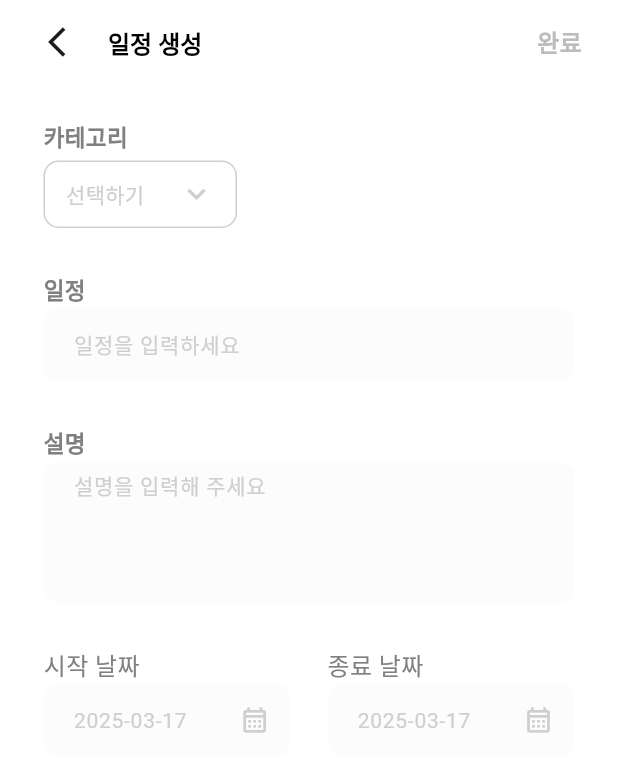
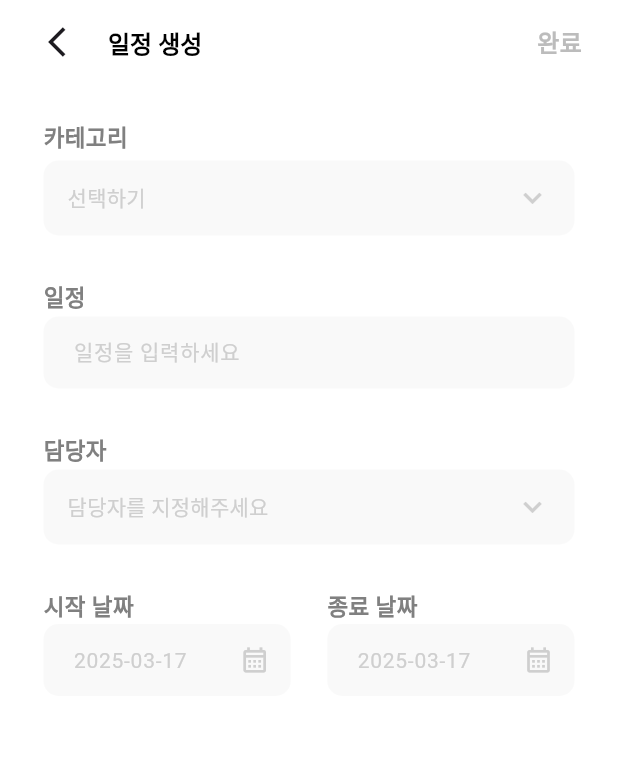
Before and after one commit to peep-todo/peep-todo-frontend, a Flutter app: the AddSchedule screen opened by its route, on a phone screen of 412 x 824 dp. Shown: the top 772 px of the screen. Run offline on Flutter 3.47's test engine with Material 3 defaults, Android fonts, the phone set to English and light mode, and no system bars; drawn by our look-alikes of dropdown_button2; our stand-ins replace dotted_border, flutter_svg, get, lottie, pie_chart, share_plus and 1 more; Roboto replaces fonts that are missing (SFPro).

Commit message:
fix: 일정생성 구분 요청사항 수정

```diff
--- a/todo_peep/lib/controllers/team_task_controller.dart
+++ b/todo_peep/lib/controllers/team_task_controller.dart
@@ -4,7 +4,7 @@ import 'package:intl/intl.dart';
 class TeamTaskController extends GetxController {
   RxString category = "".obs;
   RxString schedule = "".obs;
-  RxString description = "".obs;
+  RxString assignedTo = "".obs;
   RxString start = ''.obs;
   RxString end = ''.obs;
   RxBool allFinish = false.obs;
@@ -23,7 +23,7 @@ class TeamTaskController extends GetxController {
   void initializeProject() {
     category = "".obs;
     schedule = "".obs;
-    description = "".obs;
+    assignedTo = "".obs;
     start = "".obs;
     end = "".obs;
     allFinish = false.obs;
@@ -55,15 +55,15 @@ class TeamTaskController extends GetxController {
     allFinished();
   }
 
-  void onDescriptionChanged(String value) {
-    description(value);
+  void onAssignedToChanged(String value) {
+    assignedTo(value);
     allFinished();
   }
 
   void allFinished() {
     if (category != ''.obs &&
         schedule != ''.obs &&
-        description != ''.obs &&
+        assignedTo != ''.obs &&
         start != ''.obs &&
         end != ''.obs) {
       allFinish(true);
--- a/todo_peep/lib/screens/team/add_schedule.dart
+++ b/todo_peep/lib/screens/team/add_schedule.dart
@@ -9,6 +9,7 @@ class AddSchedule extends GetView<TeamTaskController> {
   AddSchedule({super.key});
 
   final List<String> items = ['frontend', 'backend', 'design'];
+  final List<String> assignedTo = ['임유나', '김효진', '최수진'];
 
   String? getToday() {
     DateTime now = DateTime.now();
@@ -98,14 +99,10 @@ class AddSchedule extends GetView<TeamTaskController> {
                     ),
                     const SizedBox(height: 6),
                     Container(
-                      padding: const EdgeInsets.symmetric(
-                          horizontal: 12, vertical: 0), // 내부 여백
+                      width: screenWidth,
                       decoration: BoxDecoration(
-                        border: Border.all(
-                          color: const Color(0xffcfcfcf), // 보더 색상
-                          width: 1.0, // 보더 두께
-                        ),
-                        borderRadius: BorderRadius.circular(10), // 둥근 모서리
+                        borderRadius: BorderRadius.circular(10),
+                        color: const Color(0xffF4F4F4).withOpacity(0.5),
                       ),
                       child: DropdownButtonHideUnderline(
                         child: DropdownButton2<String>(
@@ -140,16 +137,27 @@ class AddSchedule extends GetView<TeamTaskController> {
                             color: Color(0xffcfcfcf),
                           )),
                           buttonStyleData: ButtonStyleData(
-                            padding: const EdgeInsets.symmetric(horizontal: 2),
-                            height: 43,
-                            width: screenWidth * 0.25,
+                            padding: const EdgeInsets.symmetric(horizontal: 16),
+                            height: 50,
+                            width: screenWidth * 0.3,
                           ),
                           menuItemStyleData: const MenuItemStyleData(
-                            height: 40,
+                            height: 48,
+                            padding: EdgeInsets.only(left: 16),
                           ),
-                          dropdownStyleData: const DropdownStyleData(
+                          dropdownStyleData: DropdownStyleData(
+                            padding: const EdgeInsets.symmetric(horizontal: 0),
                             decoration: BoxDecoration(
                               color: Colors.white,
+                              borderRadius: BorderRadius.circular(10),
+                              boxShadow: [
+                                BoxShadow(
+                                  color:
+                                      const Color(0xff000000).withOpacity(0.12),
+                                  offset: const Offset(0, 0),
+                                  blurRadius: 20,
+                                )
+                              ],
                             ),
                           ),
                         ),
@@ -176,7 +184,7 @@ class AddSchedule extends GetView<TeamTaskController> {
                           color: Color(0xffcfcfcf),
                         ),
                         filled: true,
-                        fillColor: const Color(0xfffcfcfc),
+                        fillColor: const Color(0xffF4F4F4).withOpacity(0.5),
                         border: OutlineInputBorder(
                           borderRadius: BorderRadius.circular(10),
                           borderSide: BorderSide.none,
@@ -189,7 +197,7 @@ class AddSchedule extends GetView<TeamTaskController> {
                     ),
                     const SizedBox(height: 30),
                     const Text(
-                      "설명",
+                      "담당자",
                       style: TextStyle(
                         fontSize: 15,
                         fontWeight: FontWeight.bold,
@@ -197,29 +205,86 @@ class AddSchedule extends GetView<TeamTaskController> {
                       ),
                     ),
                     const SizedBox(height: 3),
-                    TextField(
-                      controller: descriptionController,
-                      decoration: InputDecoration(
-                        contentPadding: const EdgeInsets.fromLTRB(16, 10, 0, 0),
-                        hintText: "설명을 입력해 주세요",
-                        hintStyle: const TextStyle(
+                    Container(
+                      width: screenWidth,
+                      decoration: BoxDecoration(
+                        borderRadius: BorderRadius.circular(10),
+                        color: const Color(0xffF4F4F4).withOpacity(0.5),
+                      ),
+                      child: DropdownButtonHideUnderline(
+                        child: DropdownButton2<String>(
+                          isExpanded: true,
+                          hint: const Text(
+                            '담당자를 지정해주세요',
+                            style: TextStyle(
                               fontSize: 14,
-                          fontWeight: FontWeight.w400,
                               color: Color(0xffcfcfcf),
                             ),
-                        filled: true,
-                        fillColor: const Color(0xfffcfcfc),
-                        border: OutlineInputBorder(
-                          borderRadius: BorderRadius.circular(10),
-                          borderSide: BorderSide.none,
+                          ),
+                          items: assignedTo
+                              .map((String item) => DropdownMenuItem<String>(
+                                    value: item,
+                                    child: Row(
+                                      children: [
+                                        Container(
+                                          width: 32,
+                                          height: 32,
+                                          decoration: BoxDecoration(
+                                            color: const Color.fromARGB(
+                                                255, 169, 164, 150),
+                                            shape: BoxShape.circle,
+                                            border:
+                                                Border.all(color: Colors.white),
                                           ),
                                         ),
+                                        const SizedBox(width: 12),
+                                        Text(
+                                          item,
                                           style: const TextStyle(
                                             fontSize: 14,
                                           ),
-                      keyboardType: TextInputType.multiline,
-                      maxLines: 4,
-                      onChanged: controller.onDescriptionChanged,
+                                        )
+                                      ],
+                                    ),
+                                  ))
+                              .toList(),
+                          value: controller.assignedTo.value.isEmpty
+                              ? null
+                              : controller.assignedTo.value,
+                          onChanged: (String? value) {
+                            controller.onAssignedToChanged(value!);
+                          },
+                          iconStyleData: const IconStyleData(
+                              icon: Icon(
+                            Icons.keyboard_arrow_down,
+                            color: Color(0xffcfcfcf),
+                          )),
+                          buttonStyleData: ButtonStyleData(
+                            padding: const EdgeInsets.symmetric(horizontal: 16),
+                            height: 50,
+                            width: screenWidth * 0.3,
+                          ),
+                          menuItemStyleData: const MenuItemStyleData(
+                            padding: EdgeInsets.fromLTRB(16, 8, 0, 8),
+                          ),
+                          dropdownStyleData: DropdownStyleData(
+                            padding: const EdgeInsets.symmetric(
+                                horizontal: 0, vertical: 8),
+                            decoration: BoxDecoration(
+                              color: Colors.white,
+                              borderRadius: BorderRadius.circular(10),
+                              boxShadow: [
+                                BoxShadow(
+                                  color:
+                                      const Color(0xff000000).withOpacity(0.12),
+                                  offset: const Offset(0, 0),
+                                  blurRadius: 20,
+                                )
+                              ],
+                            ),
+                          ),
+                        ),
+                      ),
                     ),
                     const SizedBox(height: 30),
                     Row(
@@ -231,8 +296,8 @@ class AddSchedule extends GetView<TeamTaskController> {
                             const Text(
                               "시작 날짜",
                               style: TextStyle(
-                                fontSize: 16,
-                                fontWeight: FontWeight.w500,
+                                fontSize: 15,
+                                fontWeight: FontWeight.bold,
                                 color: Color(0xff808080),
                               ),
                             ),
@@ -250,7 +315,8 @@ class AddSchedule extends GetView<TeamTaskController> {
                                       color: Color(0xffcfcfcf),
                                     ),
                                     filled: true,
-                                    fillColor: const Color(0xfffcfcfc),
+                                    fillColor: const Color(0xffF4F4F4)
+                                        .withOpacity(0.5),
                                     border: OutlineInputBorder(
                                       borderRadius: BorderRadius.circular(10),
                                       borderSide: BorderSide.none,
@@ -307,8 +373,8 @@ class AddSchedule extends GetView<TeamTaskController> {
                             const Text(
                               "종료 날짜",
                               style: TextStyle(
-                                fontSize: 16,
-                                fontWeight: FontWeight.w500,
+                                fontSize: 15,
+                                fontWeight: FontWeight.bold,
                                 color: Color(0xff808080),
                               ),
                             ),
@@ -326,7 +392,8 @@ class AddSchedule extends GetView<TeamTaskController> {
                                       color: Color(0xffcfcfcf),
                                     ),
                                     filled: true,
-                                    fillColor: const Color(0xfffcfcfc),
+                                    fillColor: const Color(0xffF4F4F4)
+                                        .withOpacity(0.5),
                                     border: OutlineInputBorder(
                                       borderRadius: BorderRadius.circular(10),
                                       borderSide: BorderSide.none,
--- a/todo_peep/lib/screens/team/team_detail.dart
+++ b/todo_peep/lib/screens/team/team_detail.dart
@@ -14,20 +14,20 @@ class TeamDetail extends StatelessWidget {
     var screenWidth = MediaQuery.of(context).size.width;
     var screenHeight = MediaQuery.of(context).size.height;
 
-    final Map<String, dynamic> teamData = Get.arguments as Map<String, dynamic>;
+    //final Map<String, dynamic> teamData = Get.arguments as Map<String, dynamic>;
 
-    // final Map<String, dynamic> teamData = {
-    //   'category': '',
-    //   'teamName': "",
-    //   'type': "Type.team",
-    //   'startDate': "controller.start.toString()",
-    //   'endDate': "controller.end.toString()",
-    //   'startTime': '',
-    //   'endTime': '',
-    //   'description': "controller.description.toString()",
-    //   'color': '',
-    //   'isChecked': false,
-    // };
+    final Map<String, dynamic> teamData = {
+      'category': '',
+      'teamName': "",
+      'type': "Type.team",
+      'startDate': "controller.start.toString()",
+      'endDate': "controller.end.toString()",
+      'startTime': '',
+      'endTime': '',
+      'description': "controller.description.toString()",
+      'color': '',
+      'isChecked': false,
+    };
 
     List<Map<String, dynamic>> taskData = [
       {
```
Lines whose indentation alone changed are shown as unchanged.
